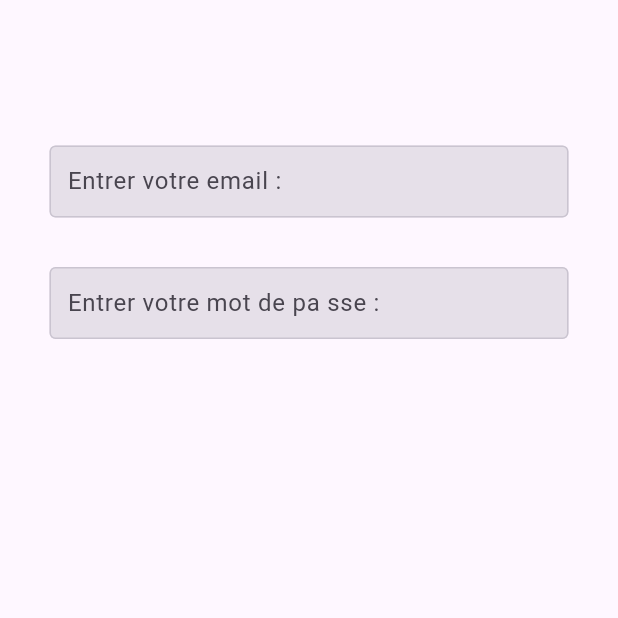
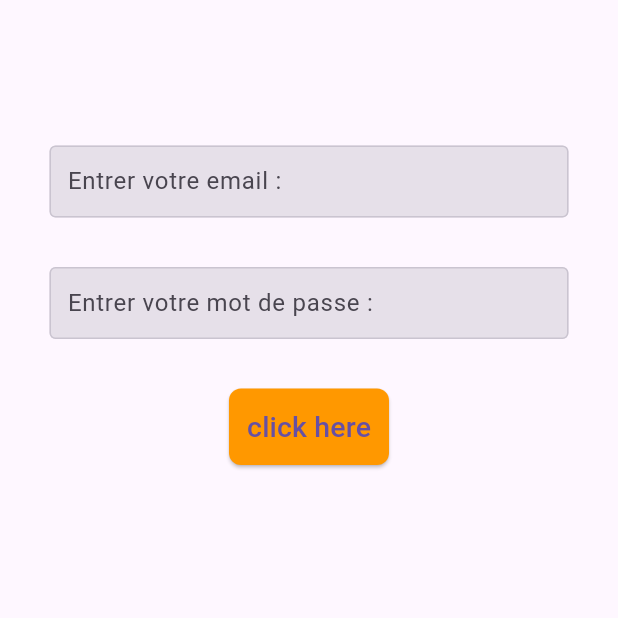
Before and after one commit to ChabaT69/TRUCKY, a Flutter app: the screen it shows after launch, on a phone screen of 412 x 824 dp, the top half of it. Run offline on Flutter 3.47's test engine with Material 3 defaults, Android fonts, the phone set to English and light mode, and no system bars.

Commit message:
zt butoon hhh

```diff
--- a/lib/pages/login.dart
+++ b/lib/pages/login.dart
@@ -23,7 +23,23 @@ class Login extends StatelessWidget {
               MytextField(
                 textInputTypeee: TextInputType.text,
                 ispassword: true,
-                hindtexttt: "Entrer votre mot de pa sse :",
+                hindtexttt: "Entrer votre mot de passe :",
+              ),
+
+              const SizedBox(height: 33),
+
+              ElevatedButton(
+                onPressed: () {},
+                child: Text("click here", style: TextStyle(fontSize: 19)),
+                style: ButtonStyle(
+                  backgroundColor: MaterialStateProperty.all(Colors.orange),
+                  padding: MaterialStateProperty.all(EdgeInsets.all(12)),
+                  shape: MaterialStateProperty.all(
+                    RoundedRectangleBorder(
+                      borderRadius: BorderRadius.circular(8),
+                    ),
+                  ),
+                ),
               ),
             ],
           ),
```
